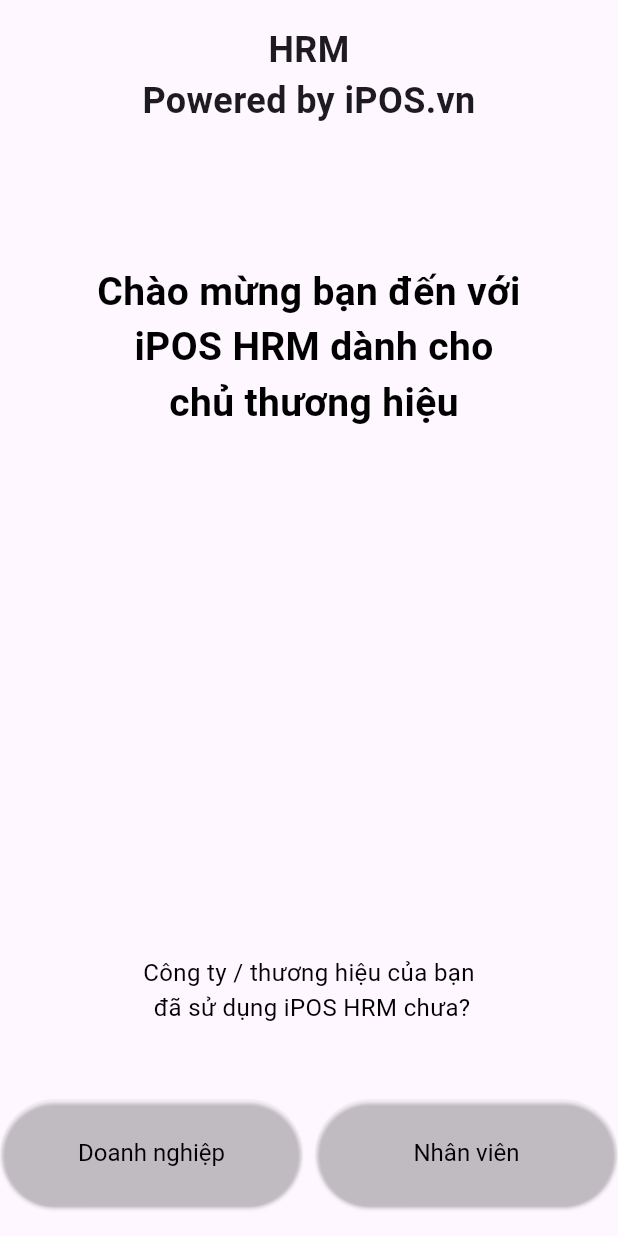
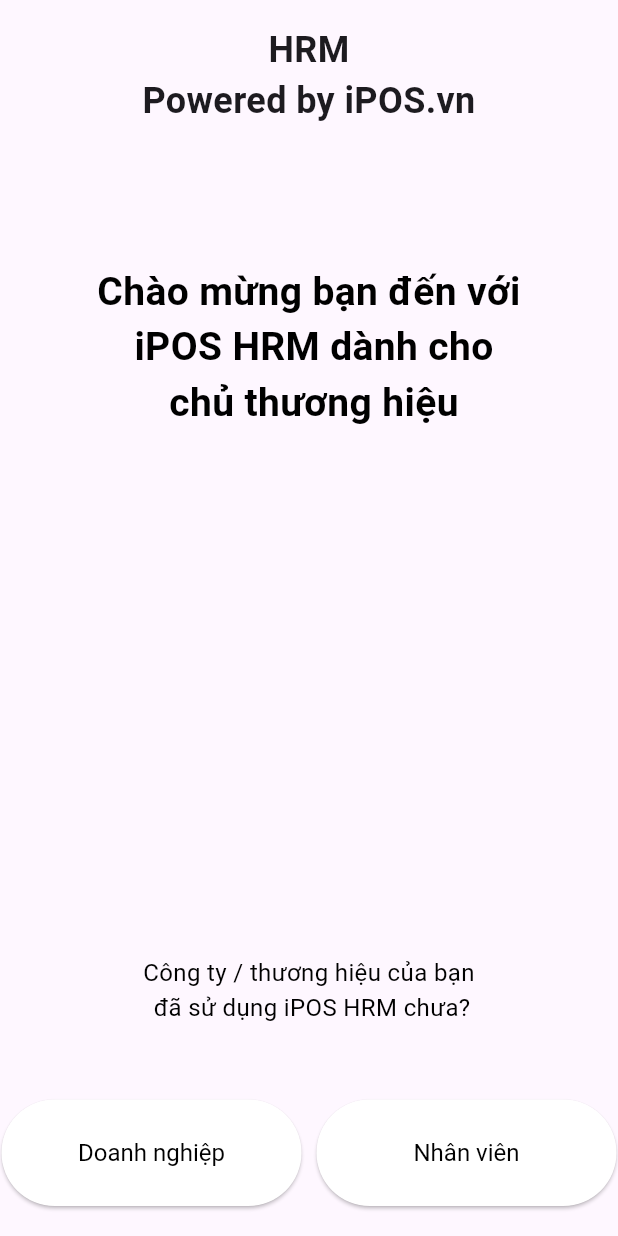
Before and after one commit to liempn13/nloffice_hrm_flutter_app, a Flutter app: the Wellcome widget shown alone on an empty page, opened directly, on a phone screen of 412 x 824 dp. Run offline on Flutter 3.47's test engine with Material 3 defaults, Android fonts, the phone set to English and light mode, and no system bars; our stand-ins replace connectivity_plus, google_fonts; missing offline and left inert: dart:ffi.

Commit message:
add wellcome and update login

```diff
--- a/lib/views/screen/Login_Screen.dart
+++ b/lib/views/screen/Login_Screen.dart
@@ -1,5 +1,4 @@
 import 'package:flutter/material.dart';
-import 'package:google_fonts/google_fonts.dart';
 import 'package:hrm_app/views/screen/login_phone.dart';
 import 'package:hrm_app/views/screen/login_email.dart';
 
--- a/lib/views/screen/wellcome.dart
+++ b/lib/views/screen/wellcome.dart
@@ -124,6 +124,6 @@
     if (states.contains(MaterialState.pressed)) {
       return Colors.blue;
     }
-    return Colors.white10;
+    return Colors.white;
   }
 }
--- a/pubspec.yaml
+++ b/pubspec.yaml
@@ -19,11 +19,5 @@
 
 flutter:
   uses-material-design: true
-<<<<<<< HEAD
   assets:
     - assets/images/
-=======
-
-assest:
-  assets/images/
->>>>>>> dfd67911de0e794b4a5da77f8d235366816ee73c
```
